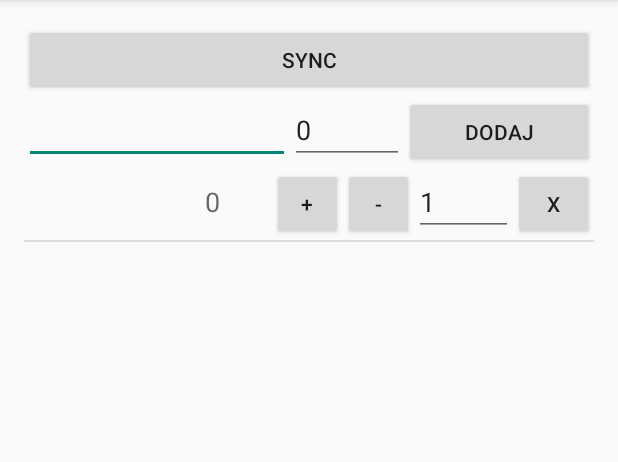
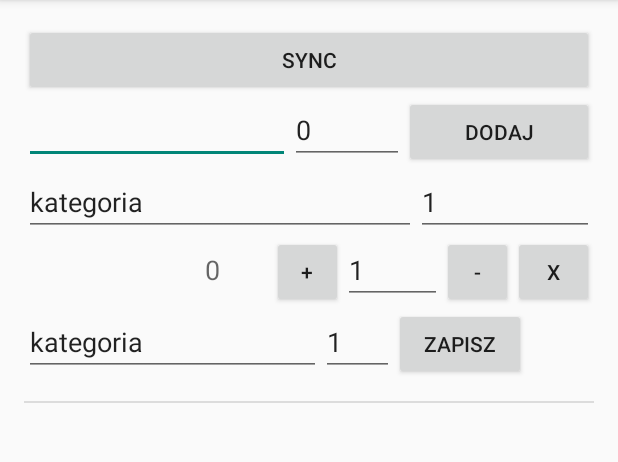
Before and after one commit to kamilziajka/grocery-frontend, an Android app: the ListActivity screen opened directly, with no data from a screen before it, after a tap on an icon or button, on a phone screen of 412 x 824 dp, the part 84-546 px from its top. Run offline under Robolectric (Android 15) with nearby library versions, the phone set to English and light mode, and no system bars; 2 other taps on this screen came first.

Commit message:
add categories and priorities

```diff
--- a/app/src/main/java/com/kazet/grocery/Delta.java
+++ b/app/src/main/java/com/kazet/grocery/Delta.java
@@ -1,6 +1,7 @@
 package com.kazet.grocery;
 
 import java.io.Serializable;
+import java.util.Date;
 import java.util.Random;
 
 public class Delta implements Serializable {
@@ -9,14 +10,20 @@ public class Delta implements Serializable {
 
     private String guid;
     private Integer quantity;
+    private String category;
+    private Integer priority;
+    private Date date;
 
-    public Delta(Integer quantity) {
-        this(quantity, randomHash());
+    public Delta(Integer quantity, String category, Integer priority) {
+        this(quantity, randomHash(), category, priority, new Date());
     }
 
-    public Delta(Integer quantity, String guid) {
+    public Delta(Integer quantity, String guid, String category, Integer priority, Date date) {
         this.quantity = quantity;
         this.guid = guid;
+        this.category = category;
+        this.priority = priority;
+        this.date = date;
     }
 
     public static String randomHash() {
@@ -45,4 +52,28 @@ public class Delta implements Serializable {
     public void setQuantity(Integer quantity) {
         this.quantity = quantity;
     }
+
+    public String getCategory() {
+        return category;
+    }
+
+    public void setCategory(String category) {
+        this.category = category;
+    }
+
+    public Integer getPriority() {
+        return priority;
+    }
+
+    public void setPriority(Integer priority) {
+        this.priority = priority;
+    }
+
+    public Date getDate() {
+        return date;
+    }
+
+    public void setDate(Date date) {
+        this.date = date;
+    }
 }
--- a/app/src/main/java/com/kazet/grocery/GroceryAdapter.java
+++ b/app/src/main/java/com/kazet/grocery/GroceryAdapter.java
@@ -57,10 +57,13 @@ class GroceryAdapter extends BaseAdapter {
 
         TextView textViewName = (TextView) vi.findViewById(R.id.textViewName);
         TextView textViewQuantity = (TextView) vi.findViewById(R.id.textViewQuantity);
+        final EditText editTextCategory = (EditText) vi.findViewById(R.id.editTextCategory);
+        final EditText editTextPriority = (EditText) vi.findViewById(R.id.editTextPriority);
 
         Button buttonDelete = (Button) vi.findViewById(R.id.buttonDelete);
         Button buttonIncrement = (Button) vi.findViewById(R.id.buttonIncrement);
         Button buttonDecrement = (Button) vi.findViewById(R.id.buttonDecrement);
+        Button buttonSave = (Button) vi.findViewById(R.id.buttonSave);
 
         final EditText editText = (EditText) vi.findViewById(R.id.editText);
 
@@ -70,7 +73,11 @@ class GroceryAdapter extends BaseAdapter {
                 Item item = items.get(position);
                 Integer quantity = Integer.parseInt(editText.getText().toString());
                 quantity = quantity < 0 ? 0 : quantity;
-                store.addDelta(item.getName(), new Delta(quantity));
+                store.addDelta(item.getName(), new Delta(
+                    quantity,
+                    item.getCategory(),
+                    item.getPriority()
+                ));
                 notifyDataSetChanged();
             }
         });
@@ -81,7 +88,11 @@ class GroceryAdapter extends BaseAdapter {
                 Item item = items.get(position);
                 Integer quantity = Integer.parseInt(editText.getText().toString());
                 quantity = quantity < 0 ? 0 : quantity;
-                store.addDelta(item.getName(), new Delta(-quantity));
+                store.addDelta(item.getName(), new Delta(
+                    -quantity,
+                    item.getCategory(),
+                    item.getPriority()
+                ));
                 notifyDataSetChanged();
             }
         });
@@ -90,13 +101,32 @@ class GroceryAdapter extends BaseAdapter {
             @Override
             public void onClick(View view) {
                 Item item = items.get(position);
-                store.addDelta(item.getName(), new Delta(-item.getQuantity()));
+                store.addDelta(item.getName(), new Delta(
+                    -item.getQuantity(),
+                    item.getCategory(),
+                    item.getPriority()
+                ));
+                notifyDataSetChanged();
+            }
+        });
+
+        buttonSave.setOnClickListener(new View.OnClickListener() {
+            @Override
+            public void onClick(View v) {
+                Item item = items.get(position);
+                store.addDelta(item.getName(), new Delta(
+                    0,
+                    editTextCategory.getText().toString(),
+                    Integer.parseInt(editTextPriority.getText().toString())
+                ));
                 notifyDataSetChanged();
             }
         });
 
         textViewName.setText(items.get(position).getName());
         textViewQuantity.setText(items.get(position).getQuantity().toString());
+        editTextCategory.setText(items.get(position).getCategory());
+        editTextPriority.setText(items.get(position).getPriority().toString());
 
         return vi;
     }
--- a/app/src/main/java/com/kazet/grocery/Item.java
+++ b/app/src/main/java/com/kazet/grocery/Item.java
@@ -2,6 +2,8 @@ package com.kazet.grocery;
 
 import java.io.Serializable;
 import java.util.ArrayList;
+import java.util.Collections;
+import java.util.Comparator;
 import java.util.List;
 
 public class Item implements Serializable {
@@ -47,12 +49,34 @@ public class Item implements Serializable {
         return quantity;
     }
 
+    public Integer getPriority() {
+        sortDeltasByDate();
+        return deltas.get(0).getPriority();
+    }
+
+    public String getCategory() {
+        sortDeltasByDate();
+        return  deltas.get(0).getCategory();
+    }
+
+    private void sortDeltasByDate() {
+        Collections.sort(deltas, new Comparator<Delta>() {
+            @Override
+            public int compare(Delta lhs, Delta rhs) {
+                return rhs.getDate().compareTo(lhs.getDate());
+            }
+        });
+    }
+
     @Override
     public String toString() {
         String result = name + " delta:\n";
 
         for (Delta delta : deltas) {
-            result += delta.getGuid() + ", " + delta.getQuantity() + "\n";
+            result += delta.getGuid() + ", " +
+                delta.getQuantity() + ", " +
+                delta.getCategory() + "," +
+                delta.getPriority() + "\n";
         }
 
         return result;
--- a/app/src/main/java/com/kazet/grocery/ListActivity.java
+++ b/app/src/main/java/com/kazet/grocery/ListActivity.java
@@ -26,6 +26,8 @@ public class ListActivity extends ActionBarActivity {
 
         final EditText editTextName = (EditText) findViewById(R.id.editTextCreate);
         final EditText editTextQuantity = (EditText) findViewById(R.id.editTextQuantity);
+        final EditText editTextCategory = (EditText) findViewById(R.id.editTextCategory);
+        final EditText editTextPriority = (EditText) findViewById(R.id.editTextPriority);
         Button button = (Button) findViewById(R.id.buttonCreate);
         Button buttonSync = (Button) findViewById(R.id.buttonSync);
 
@@ -41,7 +43,9 @@ public class ListActivity extends ActionBarActivity {
             public void onClick(View view) {
                 String name = editTextName.getText().toString();
                 Integer quantity = Integer.valueOf(editTextQuantity.getText().toString());
-                store.addDelta(name, new Delta(quantity));
+                String category = editTextCategory.getText().toString();
+                Integer priority = Integer.parseInt(editTextPriority.getText().toString());
+                store.addDelta(name, new Delta(quantity, category, priority));
 
                 adapter.setList(store.getItemsList());
                 adapter.notifyDataSetChanged();
--- a/app/src/main/res/layout/activity_list.xml
+++ b/app/src/main/res/layout/activity_list.xml
@@ -6,7 +6,8 @@
     android:paddingTop="@dimen/activity_vertical_margin"
     android:paddingBottom="@dimen/activity_vertical_margin"
     tools:context="com.kazet.grocery.ListActivity"
-    android:orientation="vertical">
+    android:orientation="vertical"
+    android:weightSum="1">
 
     <Button
         android:layout_width="match_parent"
@@ -40,9 +41,27 @@
             android:layout_weight="0.35" />
     </LinearLayout>
 
+    <LinearLayout
+        android:orientation="horizontal"
+        android:layout_width="match_parent"
+        android:layout_height="wrap_content">
+
+        <EditText
+            android:layout_width="261dp"
+            android:layout_height="wrap_content"
+            android:id="@+id/editTextCategory"
+            android:text="kategoria" />
+
+        <EditText
+            android:layout_width="match_parent"
+            android:layout_height="wrap_content"
+            android:id="@+id/editTextPriority"
+            android:text="1" />
+    </LinearLayout>
+
     <ListView
         android:layout_width="match_parent"
-        android:layout_height="310dp"
+        android:layout_height="match_parent"
         android:id="@+id/listView"
         android:layout_centerHorizontal="true"/>
 
--- a/app/src/main/res/layout/row.xml
+++ b/app/src/main/res/layout/row.xml
@@ -1,6 +1,12 @@
 <?xml version="1.0" encoding="utf-8"?>
 <LinearLayout xmlns:android="http://schemas.android.com/apk/res/android"
-    android:layout_width="match_parent" android:layout_height="25dp">
+    android:layout_width="match_parent" android:layout_height="25dp"
+    android:orientation="vertical">
+
+    <LinearLayout
+        android:orientation="horizontal"
+        android:layout_width="match_parent"
+        android:layout_height="match_parent">
 
         <TextView
             android:layout_width="0dp"
@@ -26,14 +32,6 @@
             android:id="@+id/buttonIncrement"
             android:layout_weight="0.75" />
 
-    <Button
-        style="?android:attr/buttonStyleSmall"
-        android:layout_width="2dp"
-        android:layout_height="wrap_content"
-        android:text="-"
-        android:id="@+id/buttonDecrement"
-        android:layout_weight="0.75" />
-
         <EditText
             android:layout_width="wrap_content"
             android:layout_height="wrap_content"
@@ -45,8 +43,46 @@
             style="?android:attr/buttonStyleSmall"
             android:layout_width="2dp"
             android:layout_height="wrap_content"
+            android:text="-"
+            android:id="@+id/buttonDecrement"
+            android:layout_weight="0.75" />
+
+        <Button
+            style="?android:attr/buttonStyleSmall"
+            android:layout_width="2dp"
+            android:layout_height="wrap_content"
             android:text="X"
             android:id="@+id/buttonDelete"
             android:layout_weight="0.85" />
 
     </LinearLayout>
+
+    <LinearLayout
+        android:orientation="horizontal"
+        android:layout_width="match_parent"
+        android:layout_height="62dp"
+        android:weightSum="1">
+
+        <EditText
+            android:layout_width="wrap_content"
+            android:layout_height="wrap_content"
+            android:id="@+id/editTextCategory"
+            android:text="kategoria"
+            android:layout_weight="0.61" />
+
+        <EditText
+            android:layout_width="wrap_content"
+            android:layout_height="wrap_content"
+            android:id="@+id/editTextPriority"
+            android:text="1"
+            android:layout_weight="0.15" />
+
+        <Button
+            android:layout_width="wrap_content"
+            android:layout_height="wrap_content"
+            android:text="Zapisz"
+            android:id="@+id/buttonSave" />
+
+    </LinearLayout>
+
+</LinearLayout>
```
Also changed, not shown: app/src/main/java/com/kazet/grocery/BackendClient.java (+11 -1 lines). Lines whose indentation alone changed are shown as unchanged.
